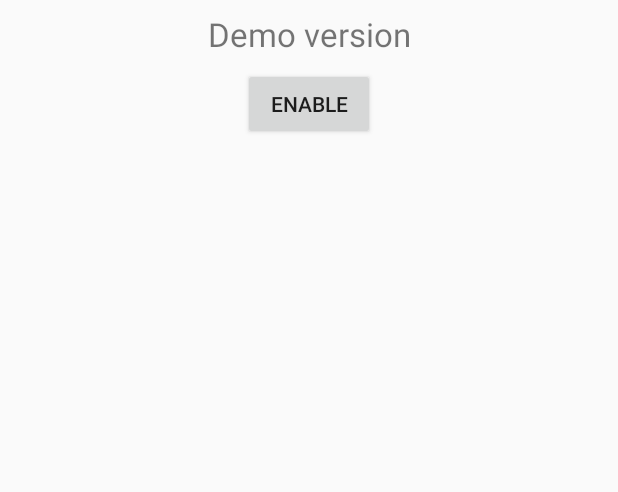
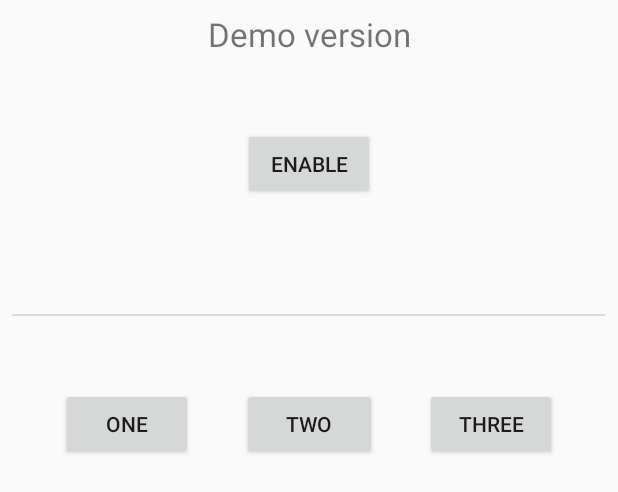
Before and after one commit to Mario-Bross/LiveWallpaperDemo, an Android app: the layout activity_live_wallpaper.xml on its own in the app's theme, with its tools: preview values and no code run, on a phone screen of 412 x 824 dp. Shown: the top 492 px of the screen. Run offline under Robolectric (Android 15) with nearby library versions, the phone set to English and light mode, and no system bars.

Commit message:
Implemented basic communication with Wallpaper Service using PublishSubject. Added Three buttons to change wallpaper

```diff
--- a/app/src/main/res/layout/activity_live_wallpaper.xml
+++ b/app/src/main/res/layout/activity_live_wallpaper.xml
@@ -8,17 +8,65 @@
     tools:context=".activity.LiveWallpaperActivity">
 
 
+    <include layout="@layout/version_type_view" />
+
     <Button
         android:id="@+id/enable_wallpaper_button"
         android:layout_width="wrap_content"
         android:layout_height="wrap_content"
-        android:layout_marginTop="8dp"
+        android:layout_marginTop="48dp"
         android:text="Enable"
         app:layout_constraintEnd_toEndOf="parent"
         app:layout_constraintHorizontal_bias="0.5"
         app:layout_constraintStart_toStartOf="parent"
         app:layout_constraintTop_toBottomOf="@+id/tv_version_type"/>
 
-    <include layout="@layout/version_type_view" />
+    <Button
+        android:id="@+id/wallpaper1"
+        android:layout_width="wrap_content"
+        android:layout_height="wrap_content"
+        android:layout_marginStart="8dp"
+        android:layout_marginTop="48dp"
+        android:text="One"
+        app:layout_constraintEnd_toStartOf="@+id/wallpaper2"
+        app:layout_constraintHorizontal_bias="0.5"
+        app:layout_constraintStart_toStartOf="parent"
+        app:layout_constraintTop_toBottomOf="@+id/divider"/>
+
+    <Button
+        android:id="@+id/wallpaper2"
+        android:layout_width="90dp"
+        android:layout_height="wrap_content"
+        android:layout_marginTop="48dp"
+        android:text="Two"
+        app:layout_constraintEnd_toStartOf="@+id/wallpaper3"
+        app:layout_constraintHorizontal_bias="0.5"
+        app:layout_constraintStart_toEndOf="@+id/wallpaper1"
+        app:layout_constraintTop_toBottomOf="@+id/divider"/>
+
+    <Button
+        android:id="@+id/wallpaper3"
+        android:layout_width="wrap_content"
+        android:layout_height="wrap_content"
+        android:layout_marginTop="48dp"
+        android:layout_marginEnd="8dp"
+        android:text="Three"
+        app:layout_constraintEnd_toEndOf="parent"
+        app:layout_constraintHorizontal_bias="0.5"
+        app:layout_constraintStart_toEndOf="@+id/wallpaper2"
+        app:layout_constraintTop_toBottomOf="@+id/divider"/>
+
+    <View
+        android:id="@+id/divider"
+        android:layout_width="395dp"
+        android:layout_height="1dp"
+        android:layout_marginStart="8dp"
+        android:layout_marginTop="76dp"
+        android:layout_marginEnd="8dp"
+        android:background="?android:attr/listDivider"
+        app:layout_constraintEnd_toEndOf="parent"
+        app:layout_constraintHorizontal_bias="0.0"
+        app:layout_constraintStart_toStartOf="parent"
+        app:layout_constraintTop_toBottomOf="@+id/enable_wallpaper_button"/>
 
 </android.support.constraint.ConstraintLayout>
```
Also changed, not shown: app/src/main/java/mcsoft/com/livewallpaperdemo/service/LiveWallpaperService.java (+19 -13 lines), app/src/main/java/mcsoft/com/livewallpaperdemo/utils/LiveWallpaperObservable.java (+12 -4 lines), 2 other files.
